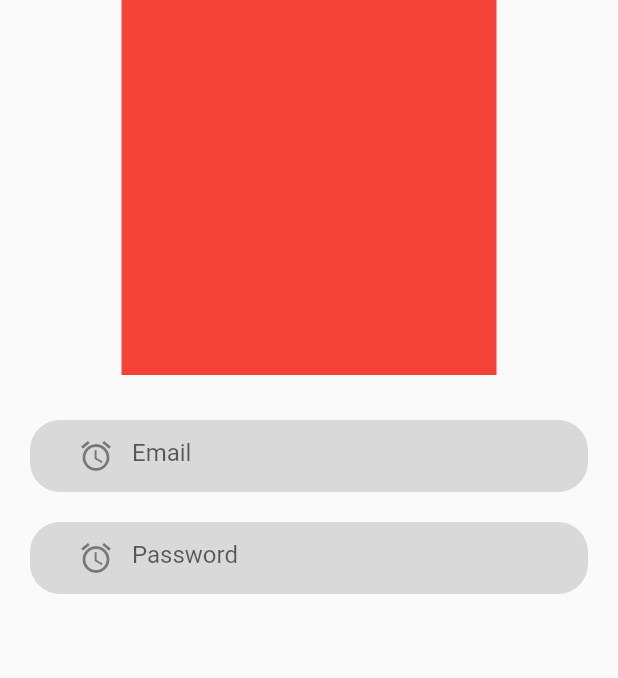
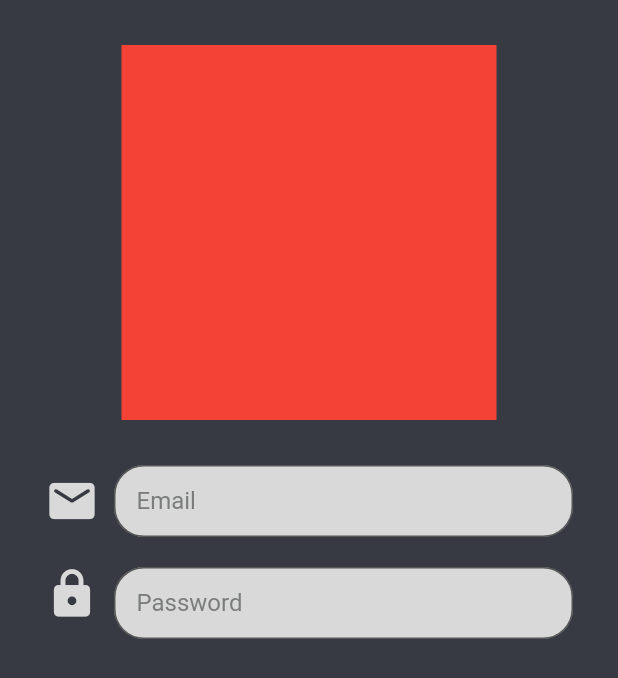
Before and after one commit to KVeramendi/chatApp, a Flutter app: the screen it shows after launch, on a phone screen of 412 x 824 dp. Shown: the top 678 px of the screen. Run offline on Flutter 3.47's test engine with Material 2 defaults, Android fonts, the phone set to English and light mode, and no system bars.

Commit message:
Se modificó el textfield y se terminó las tareas pendientes

```diff
--- /dev/null
+++ b/lib/presentation/core/colors/app_colors.dart
@@ -0,0 +1,8 @@
+import 'package:flutter/material.dart';
+
+class AppColors {
+  static const Color primaryAppColor = Color(0xFFD9D9D9);
+  static const Color secondaryAppColor = Color(0xFF373A43);
+  static const Color tertiaryAppColor = Color(0xFFF9444F);
+  static const Color hintTextColor = Color(0xFF7B7D7D);
+}
--- a/lib/presentation/core/shared_widgets/text_field_widget.dart
+++ b/lib/presentation/core/shared_widgets/text_field_widget.dart
@@ -1,36 +1,36 @@
 import 'package:flutter/material.dart';
+import 'package:flutter_chat_app/presentation/core/colors/app_colors.dart';
 
 class TextFieldWidget extends StatelessWidget {
-
   final TextEditingController controller;
   final String textValue;
-  const TextFieldWidget({ Key? key, required this.controller, required this.textValue }) : super(key: key);
-
-  //tareas cuando esten seleccionado poder elegir el color
-  //definir un color primario, secuandario y terciario para la app
-  //agregar validaciones 1 mayuscula 1 minuscula y un numero
-  //agregar icono y poneler un color
+  final Color cursorColor;
+  final String? Function(String) validator;
+  const TextFieldWidget(
+      {Key? key,
+      required this.controller,
+      required this.textValue,
+      this.cursorColor = AppColors.tertiaryAppColor,
+      required this.validator})
+      : super(key: key);
 
   @override
   Widget build(BuildContext context) {
-    return Container(
-      margin: const EdgeInsets.only(bottom: 20),
-      padding: const EdgeInsets.symmetric(horizontal: 20),
-      child: Container(
-        decoration: BoxDecoration(
-          color: const Color(0xffD9D9D9),
-          borderRadius: BorderRadius.circular(20)
-        ),
-        padding: const EdgeInsets.symmetric(horizontal: 20),
-        child: TextFormField(
-          controller: controller,
-          decoration: InputDecoration(
-            prefixIcon: const Icon(Icons.access_alarm),
-            hintText: textValue,
-            border: InputBorder.none
-          ),
-        ),
-      ),
+    return TextFormField(
+      controller: controller,
+      decoration: InputDecoration(
+          contentPadding: const EdgeInsets.symmetric(horizontal: 15.0),
+          hintText: textValue,
+          hintStyle: const TextStyle(color: AppColors.hintTextColor),
+          filled: true,
+          fillColor: AppColors.primaryAppColor,
+          focusedBorder: OutlineInputBorder(
+              borderSide: const BorderSide(color: AppColors.tertiaryAppColor),
+              borderRadius: BorderRadius.circular(20.0)),
+          border:
+              OutlineInputBorder(borderRadius: BorderRadius.circular(20.0))),
+      validator: (value) => validator(value ?? ''),
+      cursorColor: cursorColor,
     );
   }
 }
--- /dev/null
+++ b/lib/presentation/core/utils/validators.dart
@@ -0,0 +1,32 @@
+class Validators {
+  static String? validateEmail(String text) {
+    if (text.isEmpty) {
+      return 'Ingrese un correo electrónico';
+    }
+    const _pattern =
+        r"^[a-z0-9!#$%&'*+/=?^_`{|}~-]+(?:\.[a-z0-9!#$%&'*+/=?^_`{|}~-]+)*@(?:[a-zA-Z0-9][a-zA-Z0-9-]{0,253}\.)*[a-zA-Z0-9][a-zA-Z0-9-]{0,253}\.[a-zA-Z0-9]{2,}$";
+    if (!RegExp(_pattern).hasMatch(text)) {
+      return 'Ingrese un correo electrónico válido';
+    }
+    return null;
+  }
+
+  static String? validatePassword(String text) {
+    if (text.isEmpty) {
+      return 'Ingrese una contraseña';
+    }
+    if (text.length < 6) {
+      return 'La contraseña debe tener al menos 6 caracteres';
+    }
+    if (!text.contains(RegExp(r'[A-Z]'))) {
+      return 'La contraseña debe tener al menos 1 mayúscula';
+    }
+    if (!text.contains(RegExp(r'[a-z]'))) {
+      return 'La contraseña debe tener al menos 1 minúscula';
+    }
+    if (!text.contains(RegExp(r'[0-9]'))) {
+      return 'La contraseña debe tener al menos 1 dígito';
+    }
+    return null;
+  }
+}
--- a/lib/presentation/views/pages/auth/login/login_page.dart
+++ b/lib/presentation/views/pages/auth/login/login_page.dart
@@ -1,33 +1,75 @@
 import 'package:flutter/material.dart';
+import 'package:flutter_chat_app/presentation/core/colors/app_colors.dart';
 import 'package:flutter_chat_app/presentation/core/shared_widgets/text_field_widget.dart';
+import 'package:flutter_chat_app/presentation/core/utils/validators.dart';
 
 class LoginPage extends StatelessWidget {
+  static const routeName = 'login';
+  const LoginPage({Key? key}) : super(key: key);
 
-  static const routeName = 'login';
-  const LoginPage({ Key? key }) : super(key: key);
   @override
   Widget build(BuildContext context) {
+    final GlobalKey<FormState> _formKey = GlobalKey();
     final TextEditingController emailController = TextEditingController();
     final TextEditingController passwordController = TextEditingController();
     return Scaffold(
-      body: Column(
+      body: Container(
+        padding: const EdgeInsets.all(30.0),
+        child: Column(
           children: [
             Container(
               width: 250,
               height: 250,
               color: Colors.red,
             ),
-          const SizedBox(height:30),
-          TextFieldWidget(
+            const SizedBox(height: 30),
+            Form(
+              key: _formKey,
+              child: Column(children: [
+                Row(
+                  crossAxisAlignment: CrossAxisAlignment.center,
+                  children: [
+                    const Icon(
+                      Icons.email_rounded,
+                      size: 36.0,
+                      color: AppColors.primaryAppColor,
+                    ),
+                    const SizedBox(width: 10.0),
+                    Expanded(
+                      child: TextFieldWidget(
                           controller: emailController,
-            textValue: 'Email'
-          ),
-          TextFieldWidget(
-            controller: passwordController,
-            textValue: 'Password'
+                          textValue: 'Email',
+                          validator: (value) =>
+                              Validators.validateEmail(value)),
                     ),
                   ],
                 ),
+                const SizedBox(height: 20.0),
+                Row(
+                  crossAxisAlignment: CrossAxisAlignment.start,
+                  children: [
+                    const Icon(
+                      Icons.lock_rounded,
+                      size: 36.0,
+                      color: AppColors.primaryAppColor,
+                    ),
+                    const SizedBox(width: 10.0),
+                    Expanded(
+                      child: TextFieldWidget(
+                          controller: passwordController,
+                          textValue: 'Password',
+                          validator: (value) =>
+                              Validators.validatePassword(value)),
+                    ),
+                  ],
+                ),
+              ]),
+              autovalidateMode: AutovalidateMode.onUserInteraction,
+            ),
+          ],
+        ),
+      ),
+      backgroundColor: AppColors.secondaryAppColor,
     );
   }
 }
```
Lines whose indentation alone changed are shown as unchanged.
